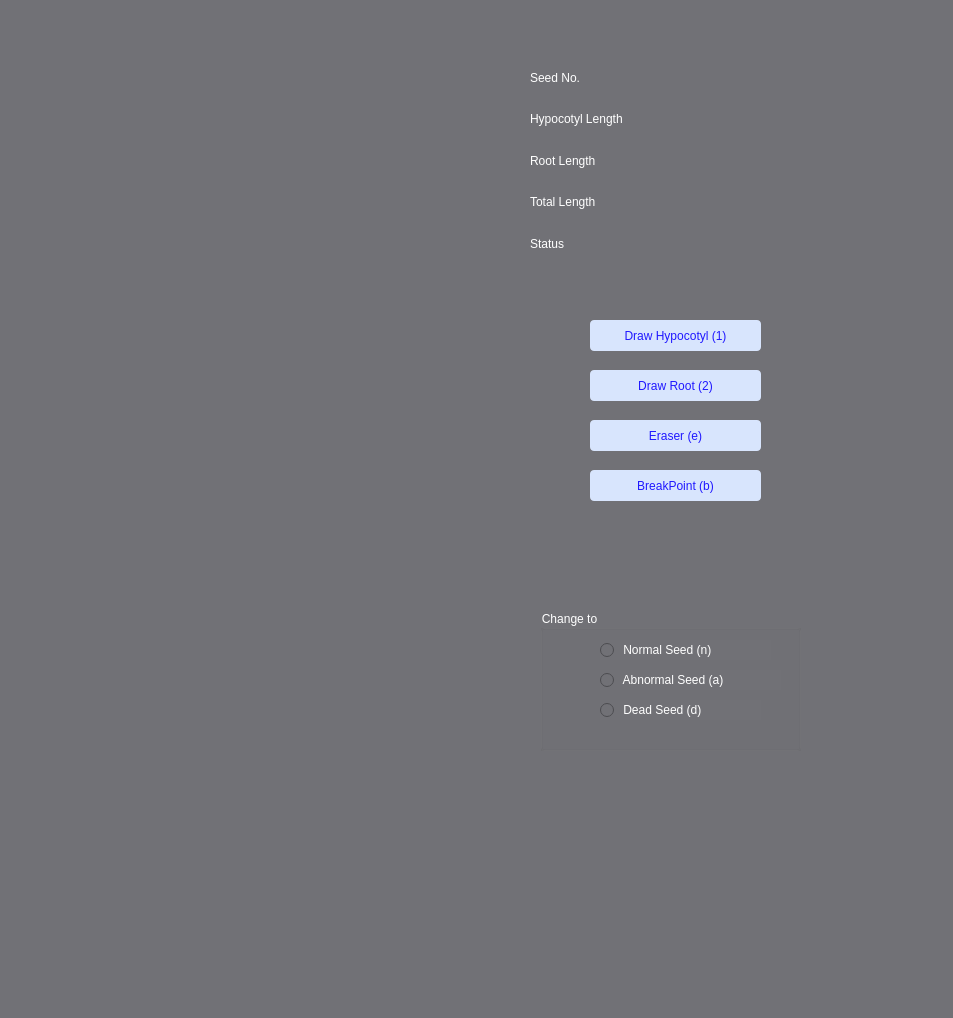
Above: Source code/UI_files/seed_editor.ui from LuizSSenko/ProSeedling before the change. Below: the same form after it.
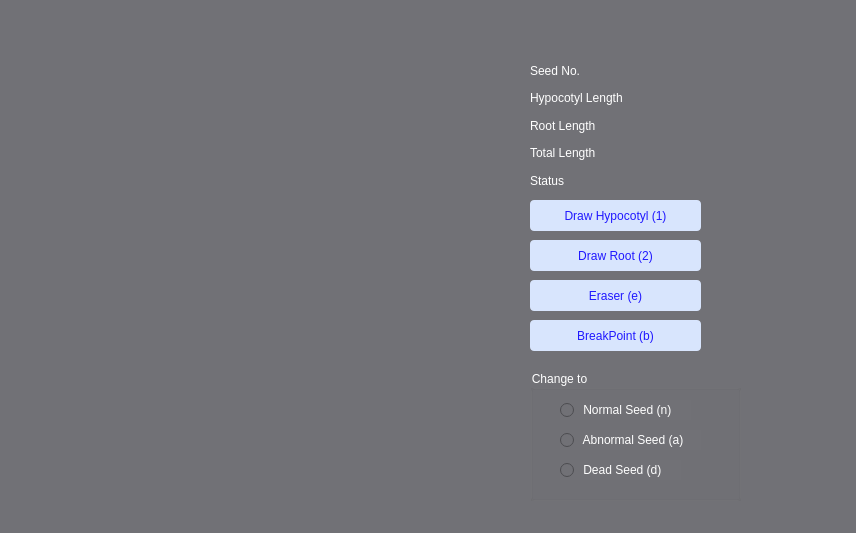
That is the form after the change.

Commit message:
Resolution fix and better image handling
Added 720p resolution compatibility.
Changed the display image canvas to a scroll area, so it can display high resolution images without cropping in small screens. This also reduces the occurrence of the bug where a seedling is not displayed properly even on big high DPI displays.

The edit to the form file:
```diff
--- a/Source code/UI_files/seed_editor.ui
+++ b/Source code/UI_files/seed_editor.ui
@@ -6,8 +6,8 @@
    <rect>
     <x>0</x>
     <y>0</y>
-    <width>953</width>
-    <height>1018</height>
+    <width>856</width>
+    <height>533</height>
    </rect>
   </property>
   <property name="windowTitle">
@@ -19,8 +19,8 @@
   <widget class="QPushButton" name="btnEraser">
    <property name="geometry">
     <rect>
-     <x>590</x>
-     <y>420</y>
+     <x>530</x>
+     <y>280</y>
      <width>171</width>
      <height>31</height>
     </rect>
@@ -38,64 +38,13 @@
     <bool>true</bool>
    </property>
   </widget>
-  <widget class="QRadioButton" name="radioBtnNormalSeed">
-   <property name="geometry">
-    <rect>
-     <x>600</x>
-     <y>640</y>
-     <width>171</width>
-     <height>20</height>
-    </rect>
-   </property>
-   <property name="styleSheet">
-    <string notr="true">font: 63 10pt &quot;Segoe UI Semibold&quot;;
-color:white;</string>
-   </property>
-   <property name="text">
-    <string> Normal Seed (n)</string>
-   </property>
-  </widget>
-  <widget class="QRadioButton" name="radioBtnAbnormalSeed">
-   <property name="geometry">
-    <rect>
-     <x>600</x>
-     <y>670</y>
-     <width>181</width>
-     <height>20</height>
-    </rect>
-   </property>
-   <property name="styleSheet">
-    <string notr="true">font: 63 10pt &quot;Segoe UI Semibold&quot;;
-color:white;</string>
-   </property>
-   <property name="text">
-    <string> Abnormal Seed (a)</string>
-   </property>
-  </widget>
-  <widget class="QRadioButton" name="radioBtnDeadSeed">
-   <property name="geometry">
-    <rect>
-     <x>600</x>
-     <y>700</y>
-     <width>161</width>
-     <height>20</height>
-    </rect>
-   </property>
-   <property name="styleSheet">
-    <string notr="true">font: 63 10pt &quot;Segoe UI Semibold&quot;;
-color:white;</string>
-   </property>
-   <property name="text">
-    <string> Dead Seed (d)</string>
-   </property>
-  </widget>
   <widget class="QWidget" name="gridLayoutWidget">
    <property name="geometry">
     <rect>
      <x>530</x>
      <y>60</y>
-     <width>361</width>
-     <height>201</height>
+     <width>291</width>
+     <height>131</height>
     </rect>
    </property>
    <layout class="QGridLayout" name="gridLayout">
@@ -214,10 +163,10 @@
   <widget class="QGroupBox" name="groupBox">
    <property name="geometry">
     <rect>
-     <x>540</x>
-     <y>610</y>
-     <width>261</width>
-     <height>141</height>
+     <x>530</x>
+     <y>370</y>
+     <width>211</width>
+     <height>131</height>
     </rect>
    </property>
    <property name="styleSheet">
@@ -227,12 +176,63 @@
    <property name="title">
     <string>Change to</string>
    </property>
+   <widget class="QRadioButton" name="radioBtnNormalSeed">
+    <property name="geometry">
+     <rect>
+      <x>30</x>
+      <y>30</y>
+      <width>131</width>
+      <height>20</height>
+     </rect>
+    </property>
+    <property name="styleSheet">
+     <string notr="true">font: 63 10pt &quot;Segoe UI Semibold&quot;;
+color:white;</string>
+    </property>
+    <property name="text">
+     <string> Normal Seed (n)</string>
+    </property>
+   </widget>
+   <widget class="QRadioButton" name="radioBtnAbnormalSeed">
+    <property name="geometry">
+     <rect>
+      <x>30</x>
+      <y>60</y>
+      <width>141</width>
+      <height>20</height>
+     </rect>
+    </property>
+    <property name="styleSheet">
+     <string notr="true">font: 63 10pt &quot;Segoe UI Semibold&quot;;
+color:white;</string>
+    </property>
+    <property name="text">
+     <string> Abnormal Seed (a)</string>
+    </property>
+   </widget>
+   <widget class="QRadioButton" name="radioBtnDeadSeed">
+    <property name="geometry">
+     <rect>
+      <x>30</x>
+      <y>90</y>
+      <width>121</width>
+      <height>20</height>
+     </rect>
+    </property>
+    <property name="styleSheet">
+     <string notr="true">font: 63 10pt &quot;Segoe UI Semibold&quot;;
+color:white;</string>
+    </property>
+    <property name="text">
+     <string> Dead Seed (d)</string>
+    </property>
+   </widget>
   </widget>
   <widget class="QPushButton" name="btnPoint">
    <property name="geometry">
     <rect>
-     <x>590</x>
-     <y>470</y>
+     <x>530</x>
+     <y>320</y>
      <width>171</width>
      <height>31</height>
     </rect>
@@ -250,8 +250,8 @@
   <widget class="QPushButton" name="btnDrawHyp">
    <property name="geometry">
     <rect>
-     <x>590</x>
-     <y>320</y>
+     <x>530</x>
+     <y>200</y>
      <width>171</width>
      <height>31</height>
     </rect>
@@ -272,8 +272,8 @@
   <widget class="QPushButton" name="btnDrawRoot">
    <property name="geometry">
     <rect>
-     <x>590</x>
-     <y>370</y>
+     <x>530</x>
+     <y>240</y>
      <width>171</width>
      <height>31</height>
     </rect>
```
Left out of the diff: 3 changed lines with no effect on the pictures.
